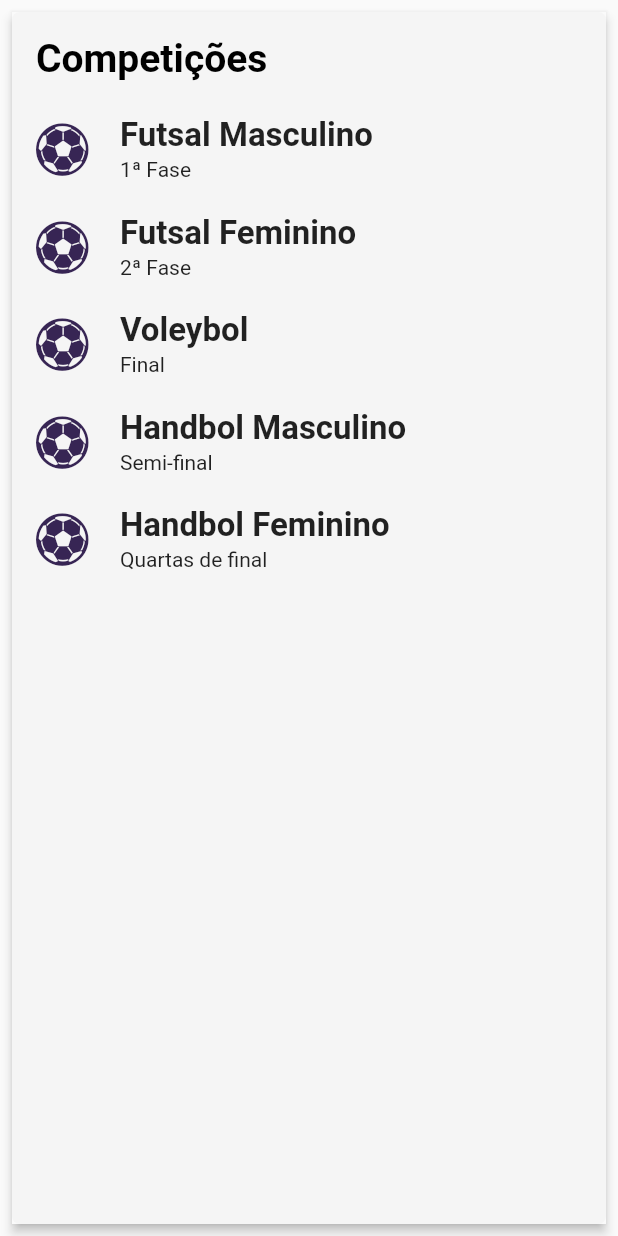
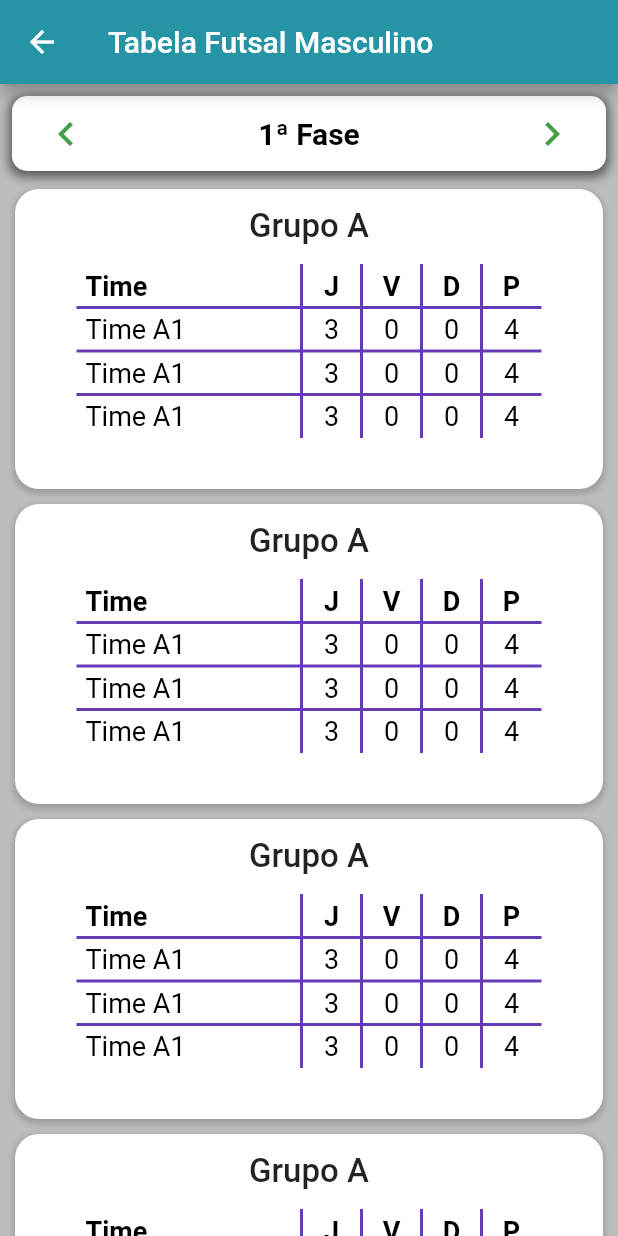
Before and after one commit to marcosvcunha/siepex, a Flutter app: the PaginaTabelas widget shown alone on an empty page, opened directly, after a tap on "Futsal Masculino", on a phone screen of 412 x 824 dp. Run offline on Flutter 3.47's test engine with Material 2 defaults, Android fonts, the phone set to English and light mode, and no system bars; our stand-ins replace email_validator, extended_image, flutter_masked_text, flutter_spinkit, mask_text_input_formatter, rflutter_alert and 1 more; missing offline and left inert: barcode_scan, cpf_cnpj_validator, flutter_plugin_pdf_viewer, flutter_webview_plugin; accounts and stored records are empty.

Commit message:
implementado layout fase de grupos

```diff
--- a/siepex_app/lib/main.dart
+++ b/siepex_app/lib/main.dart
@@ -9,6 +9,7 @@ import 'package:siepex/src/comissao/comissao.dart';
 import 'package:siepex/src/eventos/eventos.dart';
 import 'package:siepex/src/eventos/geral/geral.dart';
 import 'package:siepex/src/eventos/juergs/AlternatePage.dart';
+import 'package:siepex/src/eventos/juergs/PaginaTabela.dart';
 import 'package:siepex/src/eventos/juergs/RegulamentoPage.dart';
 import 'package:siepex/src/eventos/minicursos/minicursos.dart';
 import 'package:siepex/src/eventos/trabalhos/Trabalhos.dart';
@@ -83,6 +84,7 @@ class MyApp extends StatelessWidget {
           "paginaEquipes":(BuildContext context) => PaginaEquipes(),
           "alternatePage":(BuildContext context) => AlternatePage(),
           "regulamentoPage":(BuildContext context) => RegulamentoPage(),
+          "tabelaPage":(BuildContext context) => PaginaTabela(),
         },
         title: 'Siepex App',
         theme: ThemeData(
--- a/siepex_app/lib/src/eventos/juergs/LoginPage.dart
+++ b/siepex_app/lib/src/eventos/juergs/LoginPage.dart
@@ -75,9 +75,8 @@ class _LoginJuergsState extends State<LoginJuergs> {
             userJuergs.cpf = resposta['data']['cpf'];
             userJuergs.email = estudante.email;
             userJuergs.isOn = true; // Loga usuario
-            //userJuergs.minhasEquipes =
-            //    await HandleData().getMyEquipes(userJuergs.cpf);
-            //print(minhasEquipes);
+            userJuergs.minhasEquipes =
+                await HandleData().getMyEquipes(userJuergs.cpf);
             setState(() {
               _isLoading = false;
             });
--- /dev/null
+++ b/siepex_app/lib/src/eventos/juergs/PaginaTabela.dart
@@ -0,0 +1,190 @@
+import 'package:flutter/material.dart';
+
+class PaginaTabela extends StatefulWidget {
+  @override
+  _PaginaTabelaState createState() => _PaginaTabelaState();
+}
+
+class _PaginaTabelaState extends State<PaginaTabela> {
+
+  TableRow tableRow(){
+    return TableRow(
+                  children: [
+                    Padding(
+                      padding: const EdgeInsets.only(top: 4.0, bottom: 4, left: 6),
+                      child: Text('Time A1', style: TextStyle(color: Colors.black, fontSize: 18),),
+                    ),
+                    Padding(
+                      padding: const EdgeInsets.only(top: 4.0, bottom: 4,),
+                      child: Text('3', style: TextStyle(color: Colors.black, fontSize: 18), textAlign: TextAlign.center,),
+                    ),
+                    Padding(
+                      padding: const EdgeInsets.only(top: 4.0, bottom: 4,),
+                      child: Text('0', style: TextStyle(color: Colors.black, fontSize: 18), textAlign: TextAlign.center,),
+                    ),
+                    Padding(
+                      padding: const EdgeInsets.only(top: 4.0, bottom: 4,),
+                      child: Text('0', style: TextStyle(color: Colors.black, fontSize: 18), textAlign: TextAlign.center,),
+                    ),
+                    Padding(
+                      padding: const EdgeInsets.only(top: 4.0, bottom: 4,),
+                      child: Text('4', style: TextStyle(color: Colors.black, fontSize: 18), textAlign: TextAlign.center,),
+                    ),
+                  ]
+                );
+  }
+
+  Widget tabela() {
+    return Padding(
+      padding: EdgeInsets.only(bottom: 10, left: 10, right: 10),
+      child: Container(
+        height: 200,
+        width: double.infinity,
+        decoration: BoxDecoration(
+          color: Colors.white,
+          borderRadius: BorderRadius.circular(16),
+          boxShadow: [
+            BoxShadow(
+                blurRadius: 3,
+                spreadRadius: 1,
+                color: Colors.grey[500],
+                offset: Offset(0, 2)),
+          ],
+        ),
+        child: Column(
+          children: <Widget>[
+            Padding(
+              padding: const EdgeInsets.only(top: 12.0, bottom: 12),
+              child: Text('Grupo A',
+                  style: TextStyle(
+                      color: Colors.black87,
+                      fontSize: 22,
+                      fontWeight: FontWeight.w500)),
+            ),
+            Table(
+              columnWidths: {0:FixedColumnWidth(150), 1:FixedColumnWidth(40),
+              2:FixedColumnWidth(40), 3:FixedColumnWidth(40), 4:FixedColumnWidth(40)},
+              border: TableBorder(
+                //bottom: BorderSide(color: Colors.deepPurple, width: 2),
+                //left:  BorderSide(color: Colors.deepPurple, width: 2),
+                //right:  BorderSide(color: Colors.deepPurple, width: 2),
+                //top:  BorderSide(color: Colors.deepPurple, width: 2),
+                horizontalInside:  BorderSide(color: Colors.deepPurple, width: 2),
+                verticalInside:  BorderSide(color: Colors.deepPurple, width: 2),
+              ),
+              children: [
+                TableRow(
+                  children: [
+                    Padding(
+                      padding: const EdgeInsets.only(top: 4.0, bottom: 4, left: 6),
+                      child: Text('Time', style: TextStyle(color: Colors.black, fontSize: 18, fontWeight: FontWeight.w700),),
+                    ),
+                    Padding(
+                      padding: const EdgeInsets.only(top: 4.0, bottom: 4,),
+                      child: Text('J', style: TextStyle(color: Colors.black, fontSize: 18, fontWeight: FontWeight.w700), textAlign: TextAlign.center,),
+                    ),
+                    Padding(
+                      padding: const EdgeInsets.only(top: 4.0, bottom: 4,),
+                      child: Text('V', style: TextStyle(color: Colors.black, fontSize: 18, fontWeight: FontWeight.w700), textAlign: TextAlign.center,),
+                    ),
+                    Padding(
+                      padding: const EdgeInsets.only(top: 4.0, bottom: 4,),
+                      child: Text('D', style: TextStyle(color: Colors.black, fontSize: 18, fontWeight: FontWeight.w700), textAlign: TextAlign.center,),
+                    ),
+                    Padding(
+                      padding: const EdgeInsets.only(top: 4.0, bottom: 4,),
+                      child: Text('P', style: TextStyle(color: Colors.black, fontSize: 18, fontWeight: FontWeight.w700), textAlign: TextAlign.center,),
+                    ),
+                  ]
+                ),
+                tableRow(),
+                tableRow(),
+                tableRow(),
+              ],
+            ),
+          ],
+        ),
+      ),
+    );
+  }
+
+  Widget selectionBar() {
+    return Align(
+      alignment: Alignment.topCenter,
+      child: Padding(
+        padding: const EdgeInsets.all(8.0),
+        child: Container(
+          decoration: BoxDecoration(
+              borderRadius: BorderRadius.circular(10),
+              color: Colors.white,
+              boxShadow: [
+                BoxShadow(
+                  blurRadius: 5,
+                  spreadRadius: 2,
+                  color: Colors.black54,
+                  offset: Offset(0, 2),
+                ),
+              ]),
+          height: 50,
+          width: double.infinity,
+          child: Row(
+            mainAxisAlignment: MainAxisAlignment.spaceBetween,
+            children: <Widget>[
+              Padding(
+                padding: const EdgeInsets.only(left: 12.0),
+                child: IconButton(
+                  icon: Icon(
+                    Icons.chevron_left,
+                    size: 32,
+                    color: Colors.green[600],
+                  ),
+                  onPressed: () {},
+                ),
+              ),
+              Text(
+                '1ª Fase',
+                style: TextStyle(
+                    color: Colors.black,
+                    fontSize: 20,
+                    fontWeight: FontWeight.w600),
+              ),
+              Padding(
+                padding: const EdgeInsets.only(right: 12.0),
+                child: IconButton(
+                  icon: Icon(
+                    Icons.chevron_right,
+                    size: 32,
+                    color: Colors.green[600],
+                  ),
+                  onPressed: () {},
+                ),
+              ),
+            ],
+          ),
+        ),
+      ),
+    );
+  }
+
+  @override
+  Widget build(BuildContext context) {
+    return Scaffold(
+      backgroundColor: Colors.grey[400],
+      appBar: AppBar(title: Text('Tabela Futsal Masculino')),
+      body: Stack(
+        children: <Widget>[
+          ListView.builder(
+            itemCount: 9,
+            itemBuilder: (context, index) {
+              if (index == 0) {
+                return SizedBox(height: 70);
+              }
+              return tabela();
+            },
+          ),
+          selectionBar(),
+        ],
+      ),
+    );
+  }
+}
--- a/siepex_app/lib/src/eventos/juergs/PaginaTabelas.dart
+++ b/siepex_app/lib/src/eventos/juergs/PaginaTabelas.dart
@@ -2,15 +2,15 @@ import 'package:flutter/material.dart';
 import 'package:siepex/icons/sport_icons.dart';
 
 class PaginaTabelas extends StatelessWidget {
-  Widget competicaoButton(String comp, String fase){
+  Widget competicaoButton(BuildContext context, IconData icone, String comp, String fase){
     return Container(
               //color: Colors.blue,
               height: 65,
               child: ListTile(
-                leading: Icon(Sport.soccer_ball, size: 35, color: Color(0xff372554)),
+                leading: Icon(icone, size: 35, color: Color(0xff372554)),
                 title: Text(comp, style: TextStyle(fontSize: 22, color: Colors.black87, fontWeight: FontWeight.w600),),
                 subtitle: Text(fase, style: TextStyle(color: Colors.black87),),
-                onTap: (){},
+                onTap: () => Navigator.pushNamed(context, 'tabelaPage'),
               ),
             );
   }
@@ -36,11 +36,11 @@ class PaginaTabelas extends StatelessWidget {
                 padding: const EdgeInsets.only(left: 16.0, top: 16, bottom: 12),
                 child: Text('Competições', style: TextStyle(color: Colors.black, fontSize: 26, fontWeight: FontWeight.w600),),
               ),
-              competicaoButton('Futsal Masculino', '1ª Fase'),
-              competicaoButton('Futsal Feminino', '2ª Fase'),
-              competicaoButton('Voleybol', 'Final'),
-              competicaoButton('Handbol Masculino', 'Semi-final'),
-              competicaoButton('Handbol Feminino', 'Quartas de final'),
+              competicaoButton(context, Sport.soccer_ball, 'Futsal Masculino', '1ª Fase'),
+              competicaoButton(context, Sport.soccer_ball,'Futsal Feminino', '2ª Fase'),
+              competicaoButton(context, Sport.volleyball_ball, 'Voleybol', 'Final'),
+              competicaoButton(context, Sport.shot_putter, 'Handbol Masculino', 'Semi-final'),
+              competicaoButton(context, Sport.shot_putter, 'Handbol Feminino', 'Quartas de final'),
             ],
           ),
         ),
--- a/siepex_app/lib/src/eventos/juergs/models/equipe.dart
+++ b/siepex_app/lib/src/eventos/juergs/models/equipe.dart
@@ -1,4 +1,4 @@
-class Equipe{
+class Equipe {
   String nome;
   int id;
   int idModalidade;
@@ -8,21 +8,21 @@ class Equipe{
   List<String> participantesCpf = <String>[];
   List<String> participantesNomes = <String>[];
 
-  Equipe.fromJson(jsonData){
+  Equipe.fromJson(jsonData) {
     this.nome = jsonData['nome_equipe'];
     this.id = jsonData['id'];
     this.idModalidade = jsonData['id_modalidade'];
     this.nomeModalidade = jsonData['nome_modalidade'];
-    this.maximoParticipantes = int.parse(jsonData['maximo_participantes'].toString()); // Nao entendo porque, mas as vezes a api
-    this.numeroParticipantes = int.parse(jsonData['numero_participantes'].toString()); // retorna int, outras retorna string. ??
-    try{
-      print(jsonData['participantes_cadastrados'].length);
-      print(jsonData['nomes_participantes'].length);
-    for(int i = 0; i < jsonData['participantes_cadastrados'].length; i ++){
-      participantesCpf.add(jsonData['participantes_cadastrados'][i]);
-      participantesNomes.add(jsonData['nomes_participantes'][i]);
-    }
-    }catch(e){
+    this.maximoParticipantes = int.parse(jsonData['maximo_participantes']
+        .toString()); // Nao entendo porque, mas as vezes a api
+    this.numeroParticipantes = int.parse(jsonData['numero_participantes']
+        .toString()); // retorna int, outras retorna string. ??
+    try {
+      for (int i = 0; i < jsonData['participantes_cadastrados'].length; i++) {
+        participantesCpf.add(jsonData['participantes_cadastrados'][i]);
+        participantesNomes.add(jsonData['nomes_participantes'][i]);
+      }
+    } catch (e) {
       print('Erro ao Criar Equipe');
     }
   }
--- a/siepex_app/lib/src/eventos/juergs/models/handledata.dart
+++ b/siepex_app/lib/src/eventos/juergs/models/handledata.dart
@@ -135,7 +135,6 @@ class HandleData {
           'user_cpf': userJuergs.cpf,
           'equipe_id': equipeId.toString(),
         })).body);
-        print(resposta['data']);
         userJuergs.minhasEquipes.add(Equipe.fromJson(resposta['data']));
         return;
     }catch(e){
```
Also changed, not shown: 1 other file.
